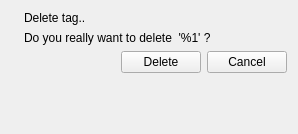
Wolframe/configurator, file client/uiforms/tag_delete.ui: the form before one commit.
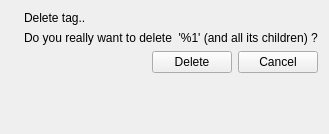
The form after the commit. Icons and pictures are not drawn.

Diff of the .ui file:
```diff
--- a/client/uiforms/tag_delete.ui
+++ b/client/uiforms/tag_delete.ui
@@ -9,7 +9,7 @@
    <rect>
     <x>0</x>
     <y>0</y>
-    <width>298</width>
+    <width>321</width>
     <height>134</height>
    </rect>
   </property>
@@ -40,7 +40,7 @@
    <item row="3" column="1">
     <widget class="QLabel" name="label_2">
      <property name="text">
-      <string>Do you really want to delete  '%1' ?</string>
+      <string>Do you really want to delete  '%1' (and all its children) ?</string>
      </property>
      <property name="action" stdset="0">
       <string>TagRequest tag {id={main.id}}</string>
```
